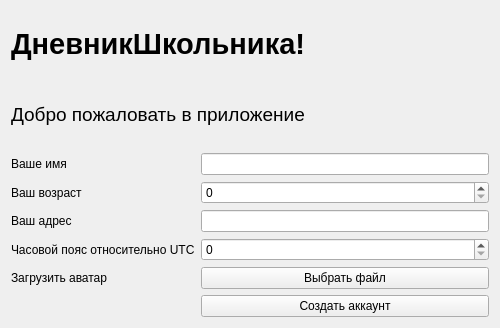
Above: resources/forms/register.ui from lubaskinc0de/student_journal before the change. Below: the same form after it.
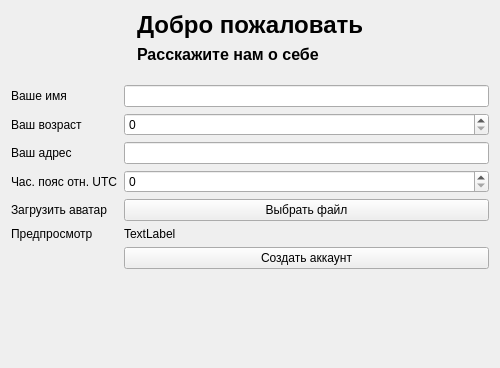
That is the form after the change.

What changed in the file:
```diff
--- a/resources/forms/register.ui
+++ b/resources/forms/register.ui
@@ -7,46 +7,20 @@
     <x>0</x>
     <y>0</y>
     <width>500</width>
-    <height>328</height>
+    <height>368</height>
    </rect>
   </property>
   <property name="windowTitle">
    <string>Создание аккаунта</string>
   </property>
   <layout class="QGridLayout" name="gridLayout_2">
-   <item row="1" column="0">
+   <item row="0" column="0">
     <layout class="QGridLayout" name="gridLayout">
-     <item row="1" column="0">
-      <layout class="QVBoxLayout" name="verticalLayout">
-       <item>
-        <widget class="QLabel" name="label_6">
-         <property name="font">
-          <font>
-           <pointsize>22</pointsize>
-           <bold>true</bold>
-          </font>
-         </property>
-         <property name="text">
-          <string>ДневникШкольника!</string>
-         </property>
-        </widget>
-       </item>
-       <item>
-        <widget class="QLabel" name="label_5">
-         <property name="font">
-          <font>
-           <pointsize>14</pointsize>
-          </font>
-         </property>
-         <property name="text">
-          <string>Добро пожаловать в приложение</string>
-         </property>
-        </widget>
-       </item>
-      </layout>
-     </item>
-     <item row="6" column="0">
+     <item row="5" column="0">
       <layout class="QFormLayout" name="formLayout">
+       <property name="bottomMargin">
+        <number>12</number>
+       </property>
        <item row="0" column="0">
         <widget class="QLabel" name="label">
          <property name="text">
@@ -80,7 +54,7 @@
        <item row="4" column="0">
         <widget class="QLabel" name="label_4">
          <property name="text">
-          <string>Часовой пояс относительно UTC</string>
+          <string>Час. пояс отн. UTC</string>
          </property>
         </widget>
        </item>
@@ -102,7 +76,27 @@
         </widget>
        </item>
        <item row="6" column="1">
+        <widget class="QLabel" name="avatar_preview">
+         <property name="text">
+          <string>TextLabel</string>
+         </property>
+        </widget>
+       </item>
+       <item row="6" column="0">
+        <widget class="QLabel" name="label_5">
+         <property name="text">
+          <string>Предпросмотр</string>
+         </property>
+        </widget>
+       </item>
+       <item row="7" column="1">
         <widget class="QPushButton" name="submit_btn">
+         <property name="sizePolicy">
+          <sizepolicy hsizetype="Minimum" vsizetype="Fixed">
+           <horstretch>0</horstretch>
+           <verstretch>0</verstretch>
+          </sizepolicy>
+         </property>
          <property name="text">
           <string>Создать аккаунт</string>
          </property>
@@ -110,6 +104,83 @@
        </item>
       </layout>
      </item>
+     <item row="1" column="0">
+      <layout class="QHBoxLayout" name="horizontalLayout_2">
+       <property name="bottomMargin">
+        <number>15</number>
+       </property>
+       <item>
+        <spacer name="horizontalSpacer_2">
+         <property name="orientation">
+          <enum>Qt::Orientation::Horizontal</enum>
+         </property>
+         <property name="sizeHint" stdset="0">
+          <size>
+           <width>40</width>
+           <height>20</height>
+          </size>
+         </property>
+        </spacer>
+       </item>
+       <item>
+        <layout class="QVBoxLayout" name="verticalLayout">
+         <item>
+          <widget class="QLabel" name="label_7">
+           <property name="sizePolicy">
+            <sizepolicy hsizetype="Preferred" vsizetype="Fixed">
+             <horstretch>0</horstretch>
+             <verstretch>0</verstretch>
+            </sizepolicy>
+           </property>
+           <property name="font">
+            <font>
+             <pointsize>18</pointsize>
+             <italic>false</italic>
+             <bold>true</bold>
+            </font>
+           </property>
+           <property name="text">
+            <string>Добро пожаловать</string>
+           </property>
+          </widget>
+         </item>
+         <item>
+          <widget class="QLabel" name="label_8">
+           <property name="sizePolicy">
+            <sizepolicy hsizetype="Preferred" vsizetype="Fixed">
+             <horstretch>0</horstretch>
+             <verstretch>0</verstretch>
+            </sizepolicy>
+           </property>
+           <property name="font">
+            <font>
+             <pointsize>12</pointsize>
+             <italic>false</italic>
+             <bold>true</bold>
+            </font>
+           </property>
+           <property name="text">
+            <string>Расскажите нам о себе</string>
+           </property>
+          </widget>
+         </item>
+        </layout>
+       </item>
+       <item>
+        <spacer name="horizontalSpacer">
+         <property name="orientation">
+          <enum>Qt::Orientation::Horizontal</enum>
+         </property>
+         <property name="sizeHint" stdset="0">
+          <size>
+           <width>40</width>
+           <height>20</height>
+          </size>
+         </property>
+        </spacer>
+       </item>
+      </layout>
+     </item>
     </layout>
    </item>
   </layout>
```
